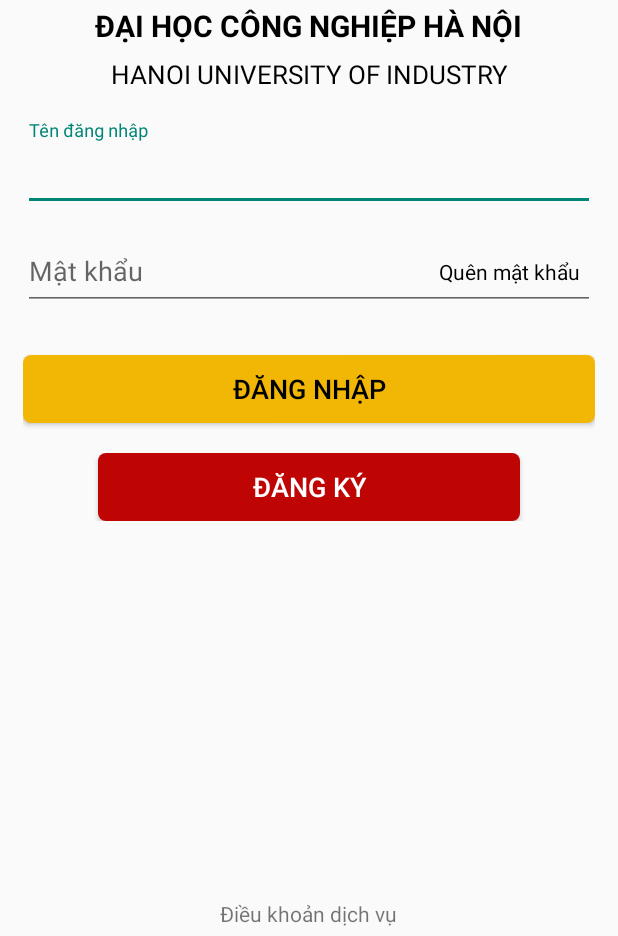
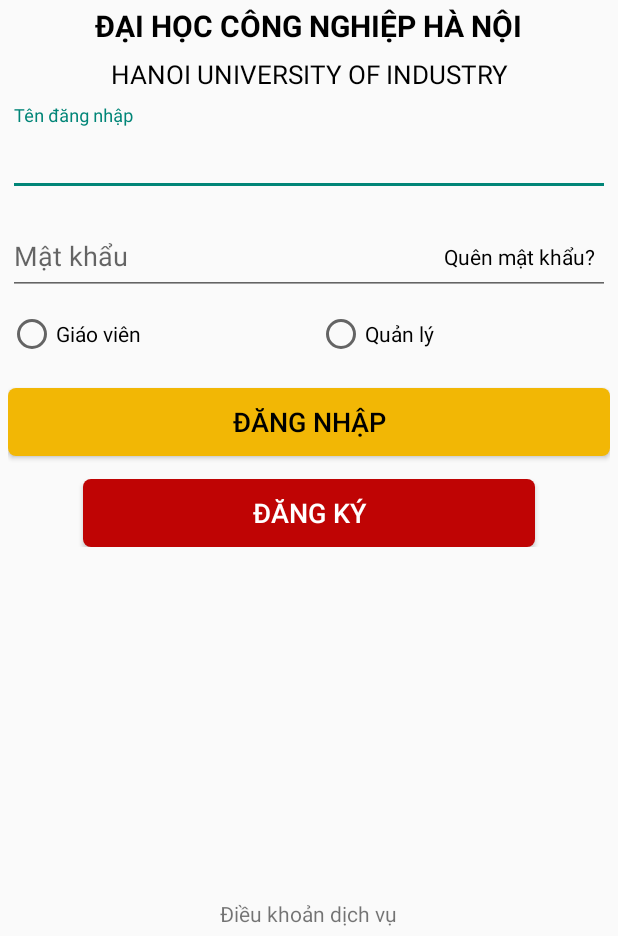
Before and after one commit to Shieldo392/Lab_Mangement, an Android app: the screen it shows after launch (LoginActivity), on a phone screen of 412 x 824 dp, the part 300-1236 px from its top. Run offline under Robolectric (Android 15) with nearby library versions, the phone set to English and light mode, and no system bars.

Commit message:
Update UI Login

```diff
--- a/app/src/main/res/layout/activity_login.xml
+++ b/app/src/main/res/layout/activity_login.xml
@@ -50,7 +50,7 @@
 
     <LinearLayout
 
-        android:layout_margin="15dp"
+        android:layout_margin="5dp"
         android:layout_marginTop="30dp"
         android:layout_width="match_parent"
         android:layout_height="wrap_content"
@@ -71,6 +71,8 @@
                 android:textSize="18sp"
                 />
         </com.google.android.material.textfield.TextInputLayout>
+
+
 
         <RelativeLayout
             android:layout_width="match_parent"
@@ -96,12 +98,39 @@
                 android:layout_width="wrap_content"
                 android:layout_height="wrap_content"
                 android:textColor="@color/black"
-                android:text="Quên mật khẩu"
+                android:text="Quên mật khẩu?"
                 android:layout_alignParentRight="true"
                 android:layout_centerVertical="true"
                 android:layout_marginRight="10dp"/>
         </RelativeLayout>
 
+        <LinearLayout
+            android:layout_width="match_parent"
+            android:layout_height="wrap_content"
+            android:orientation="horizontal">
+            <RadioGroup
+                android:layout_width="match_parent"
+                android:layout_height="wrap_content"
+                android:orientation="horizontal">
+
+                <RadioButton
+                    android:id="@+id/rad_teacher"
+                    android:layout_width="wrap_content"
+                    android:layout_height="wrap_content"
+                    android:text="Giáo viên"
+                    android:layout_weight="1"/>
+                <RadioButton
+                    android:id="@+id/rad_manager"
+                    android:layout_gravity="right"
+                    android:layout_width="wrap_content"
+                    android:layout_height="wrap_content"
+                    android:layout_weight="1"
+                    android:text="Quản lý"/>
+
+            </RadioGroup>
+
+
+        </LinearLayout>
 
         <Button
             android:layout_width="match_parent"
@@ -113,7 +142,7 @@
             android:textSize="18sp" />
 
         <Button
-            android:layout_marginTop="20dp"
+            android:layout_marginTop="15dp"
             android:layout_width="match_parent"
             android:layout_height="45dp"
             android:text="Đăng ký"
```
